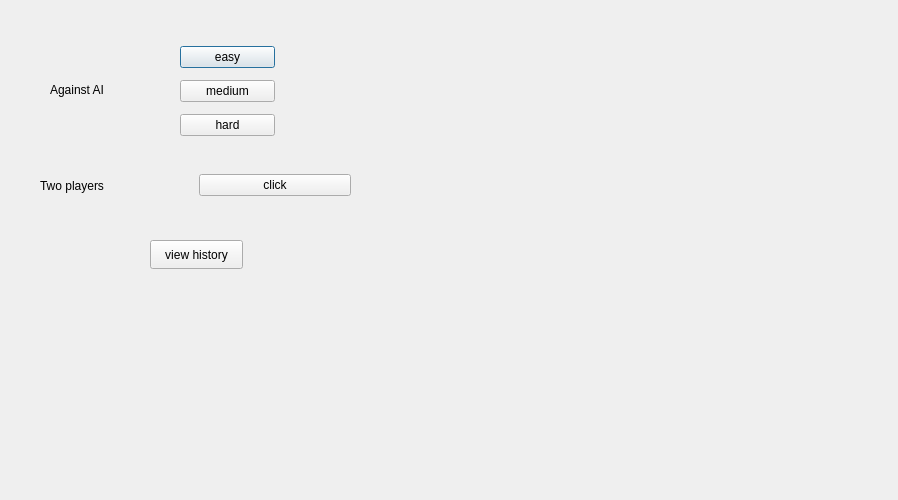
This is GUI/login.ui in AHMED-ABDELLATIF56/Advanced-Tic-Tac-Toe as Qt 5 draws it before an edit. The edited form follows.
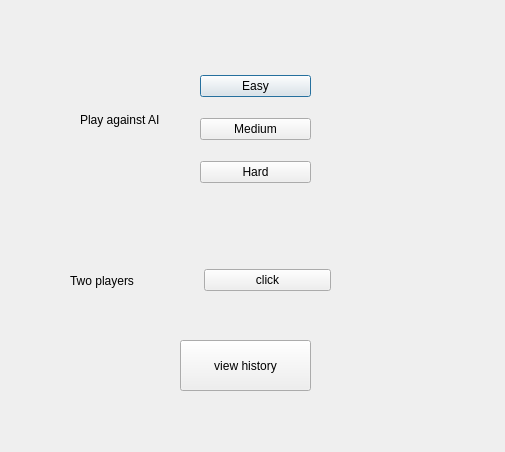
This is the edited form. Icons and pictures are not drawn.

Diff of the .ui file:
```diff
--- a/GUI/login.ui
+++ b/GUI/login.ui
@@ -6,8 +6,8 @@
    <rect>
     <x>0</x>
     <y>0</y>
-    <width>898</width>
-    <height>500</height>
+    <width>505</width>
+    <height>452</height>
    </rect>
   </property>
   <property name="windowTitle">
@@ -16,44 +16,56 @@
   <widget class="QLabel" name="label">
    <property name="geometry">
     <rect>
-     <x>50</x>
-     <y>80</y>
+     <x>80</x>
+     <y>110</y>
      <width>191</width>
      <height>20</height>
     </rect>
    </property>
    <property name="text">
-    <string>Against AI</string>
+    <string>Play against AI</string>
    </property>
   </widget>
   <widget class="QWidget" name="layoutWidget">
    <property name="geometry">
     <rect>
-     <x>180</x>
-     <y>40</y>
-     <width>95</width>
-     <height>103</height>
+     <x>200</x>
+     <y>60</y>
+     <width>111</width>
+     <height>141</height>
     </rect>
    </property>
    <layout class="QVBoxLayout" name="verticalLayout">
     <item>
      <widget class="QPushButton" name="pushButton_AI_easy">
       <property name="text">
-       <string>easy</string>
+       <string>Easy</string>
+      </property>
+      <property name="icon">
+       <iconset>
+        <normaloff>icons/ai_easy_icon.jpg</normaloff>icons/ai_easy_icon.jpg</iconset>
       </property>
      </widget>
     </item>
     <item>
      <widget class="QPushButton" name="pushButton_AI_medium">
       <property name="text">
-       <string>medium</string>
+       <string>Medium</string>
+      </property>
+      <property name="icon">
+       <iconset resource="resources.qrc">
+        <normaloff>:/new/prefix1/icons/ai_easy_icon.jpg</normaloff>:/new/prefix1/icons/ai_easy_icon.jpg</iconset>
       </property>
      </widget>
     </item>
     <item>
      <widget class="QPushButton" name="pushButton_AI_hard">
       <property name="text">
-       <string>hard</string>
+       <string>Hard</string>
+      </property>
+      <property name="icon">
+       <iconset resource="resources.qrc">
+        <normaloff>:/new/prefix1/icons/ai_easy_icon.jpg</normaloff>:/new/prefix1/icons/ai_easy_icon.jpg</iconset>
       </property>
      </widget>
     </item>
@@ -62,10 +74,10 @@
   <widget class="QWidget" name="layoutWidget">
    <property name="geometry">
     <rect>
-     <x>40</x>
-     <y>170</y>
-     <width>311</width>
-     <height>31</height>
+     <x>70</x>
+     <y>260</y>
+     <width>261</width>
+     <height>41</height>
     </rect>
    </property>
    <layout class="QHBoxLayout" name="horizontalLayout">
@@ -88,10 +100,10 @@
   <widget class="QPushButton" name="pushButton_history">
    <property name="geometry">
     <rect>
-     <x>150</x>
-     <y>240</y>
-     <width>93</width>
-     <height>29</height>
+     <x>180</x>
+     <y>340</y>
+     <width>131</width>
+     <height>51</height>
     </rect>
    </property>
    <property name="text">
```
Left out of the diff: 12 changed lines with no effect on the pictures.
